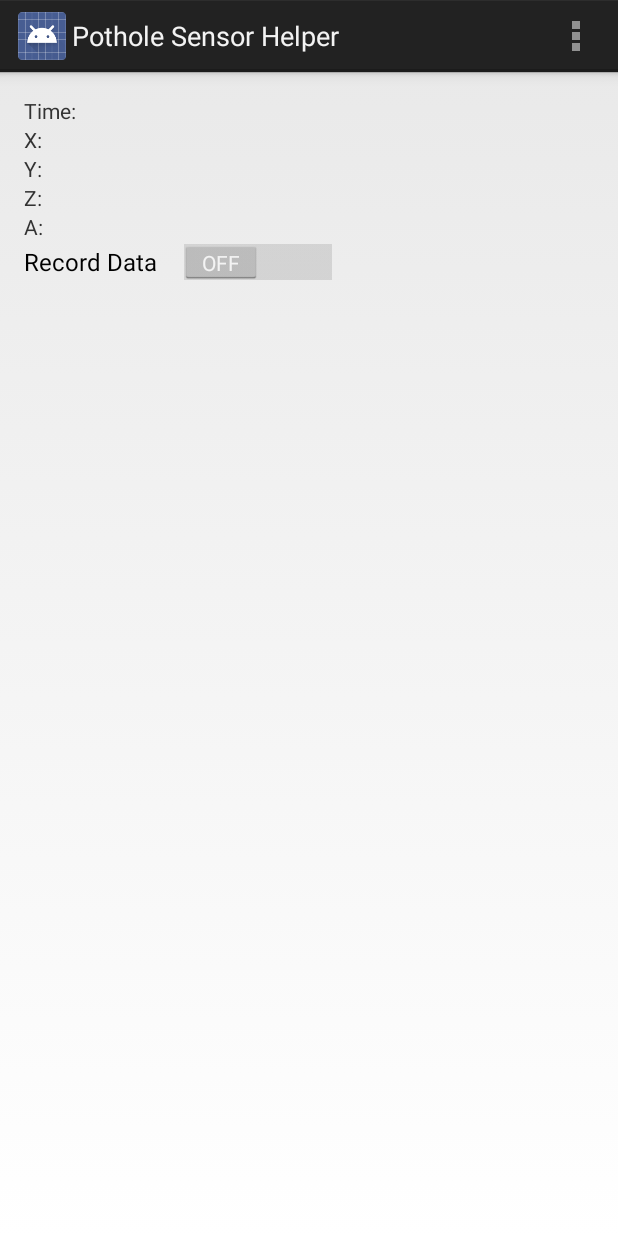
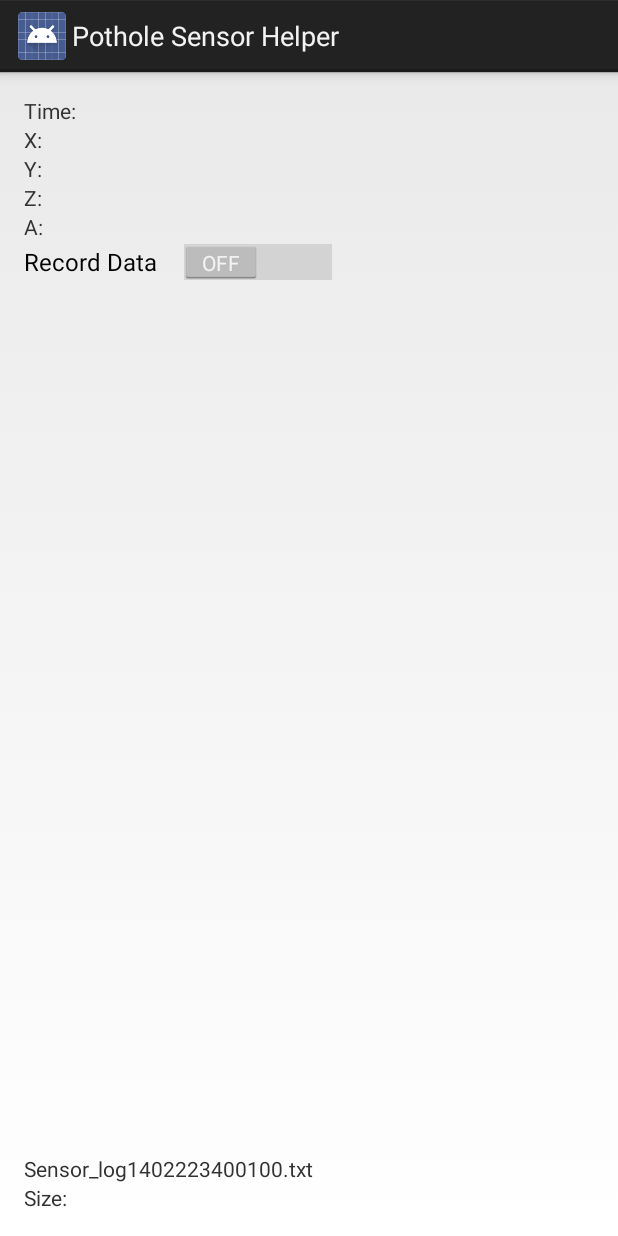
Before and after one commit to indy-pothole-tracker/sensor_helper, an Android app: the screen it shows after launch (MainActivity), on a phone screen of 412 x 824 dp. Run offline under Robolectric (Android 15) with nearby library versions, the phone set to English and light mode, and no system bars.

Commit message:
Logging to file now works

```diff
--- a/app/src/main/AndroidManifest.xml
+++ b/app/src/main/AndroidManifest.xml
@@ -1,6 +1,8 @@
 <?xml version="1.0" encoding="utf-8"?>
 <manifest xmlns:android="http://schemas.android.com/apk/res/android"
     package="com.davidtschida.potholesensor" >
+
+    <uses-permission android:name="android.permission.WRITE_EXTERNAL_STORAGE"/>
 
     <application
         android:allowBackup="true"
--- a/app/src/main/java/com/davidtschida/potholesensor/MainActivity.java
+++ b/app/src/main/java/com/davidtschida/potholesensor/MainActivity.java
@@ -6,12 +6,18 @@ import android.hardware.Sensor;
 import android.hardware.SensorEvent;
 import android.hardware.SensorEventListener;
 import android.hardware.SensorManager;
+import android.os.AsyncTask;
 import android.os.Bundle;
-import android.view.Menu;
-import android.view.MenuItem;
+import android.os.Environment;
+import android.util.Log;
 import android.widget.CompoundButton;
 import android.widget.Switch;
 import android.widget.TextView;
+
+import java.io.BufferedWriter;
+import java.io.File;
+import java.io.FileWriter;
+import java.io.IOException;
 
 
 public class MainActivity extends Activity implements SensorEventListener {
@@ -22,8 +28,11 @@ public class MainActivity extends Activity implements SensorEventListener {
     private double currentX, currentY, currentZ;
     private int accuracy;
 
-    TextView x,y,z, acc, time;
+    TextView x,y,z, acc, time, file_size, file_name;
     Switch _switch;
+
+    File file;
+    BufferedWriter out;
 
     @Override
     public void onSensorChanged(SensorEvent event) {
@@ -34,7 +43,15 @@ public class MainActivity extends Activity implements SensorEventListener {
         x.setText("X:" + currentX);
         y.setText("Y:" + currentY);
         z.setText("Z:" + currentZ);
-        time.setText("Time:"+ System.currentTimeMillis());
+
+        long _time = System.currentTimeMillis();
+        time.setText("Time:"+ _time);
+
+        try {
+            out.write(_time + ", " + currentX+ ", " + currentY + ", " + currentZ+ ", " + accuracy + "\n");
+        } catch (IOException e) {
+            Log.e("MainActivity", "Unable to write to file", e);
+        }
     }
 
     @Override
@@ -57,16 +74,59 @@ public class MainActivity extends Activity implements SensorEventListener {
         acc = (TextView) findViewById(R.id.sensor_acc);
         time = (TextView) findViewById(R.id.time);
         _switch = (Switch) findViewById(R.id._switch);
+        file_size = (TextView) findViewById(R.id.file_size);
+        file_name = (TextView) findViewById(R.id.file_name);
 
         _switch.setOnCheckedChangeListener(new CompoundButton.OnCheckedChangeListener() {
             @Override
             public void onCheckedChanged(CompoundButton buttonView, boolean isChecked) {
-                if(isChecked)
+
+                new AsyncTask<Void, Void, Void>() {
+
+                    @Override
+                    protected Void doInBackground(Void... params) {
+                        try {
+                            out.flush();
+                        } catch (IOException e) {
+                            Log.e("MainActivity", "Unable to flush stream", e);
+                        }
+                        return null;
+                    }
+
+                    @Override
+                    protected void onPostExecute(Void aVoid) {
+                        file_size.setText("Size:" + file.length()/1024 + "KB");
+                    }
+                }.execute();
+
+                if(isChecked) {
                     sensorManager.registerListener(MainActivity.this, sensor, SensorManager.SENSOR_DELAY_GAME);
-                else
+                }
+                else {
                     sensorManager.unregisterListener(MainActivity.this);
+                }
             }
         });
+    }
+
+    @Override
+    public void onStart()
+    {
+        super.onStart();
+        File root = Environment.getExternalStorageDirectory();
+        file = new File(root, "Sensor_log" + System.currentTimeMillis() + ".txt");
+
+        FileWriter filewriter = null;
+        try {
+            filewriter = new FileWriter(file, true);
+        } catch (IOException e) {
+            Log.e("MainActivity", "Unable to create writer", e);
+            finish();
+        }
+        if(filewriter != null)
+            out = new BufferedWriter(filewriter);
+
+        file_name.setText(file.getName());
     }
 
     @Override
@@ -85,21 +145,27 @@ public class MainActivity extends Activity implements SensorEventListener {
     }
 
     @Override
-    public boolean onCreateOptionsMenu(Menu menu) {
-        // Inflate the menu; this adds items to the action bar if it is present.
-        getMenuInflater().inflate(R.menu.main, menu);
-        return true;
+    public void onStop()
+    {
+        super.onStop();
+        try {
+            out.close();
+        } catch (IOException e) {
+            Log.e("MainActivity", "Unable to close writer", e);
+            finish();
+        }
     }
 
-    @Override
-    public boolean onOptionsItemSelected(MenuItem item) {
-        // Handle action bar item clicks here. The action bar will
-        // automatically handle clicks on the Home/Up button, so long
-        // as you specify a parent activity in AndroidManifest.xml.
-        int id = item.getItemId();
-        if (id == R.id.action_settings) {
-            return true;
+    private void writeLine(Object... elements)
+    {
+        String s = "";
+        for(int i = 0; i < elements.length ; i++)
+        {
+            s = s + elements[i].toString();
+            if(i < elements.length -1)
+                s = s + ",";
         }
-        return super.onOptionsItemSelected(item);
+
+
     }
 }
--- a/app/src/main/res/layout/activity_main.xml
+++ b/app/src/main/res/layout/activity_main.xml
@@ -36,12 +36,25 @@
         android:text="Z:"/>
 
     <TextView
-
         android:id="@+id/sensor_acc"
         android:layout_below="@+id/sensor_z"
         android:layout_width="wrap_content"
         android:layout_height="wrap_content"
         android:text="A:"/>
+
+    <TextView
+        android:id="@+id/file_size"
+        android:layout_alignParentBottom="true"
+        android:layout_width="wrap_content"
+        android:layout_height="wrap_content"
+        android:text="Size:"/>
+
+    <TextView
+        android:id="@+id/file_name"
+        android:layout_above="@+id/file_size"
+        android:layout_width="wrap_content"
+        android:layout_height="wrap_content"
+        android:text="Name:"/>
 
     <Switch
         android:id="@+id/_switch"
```
